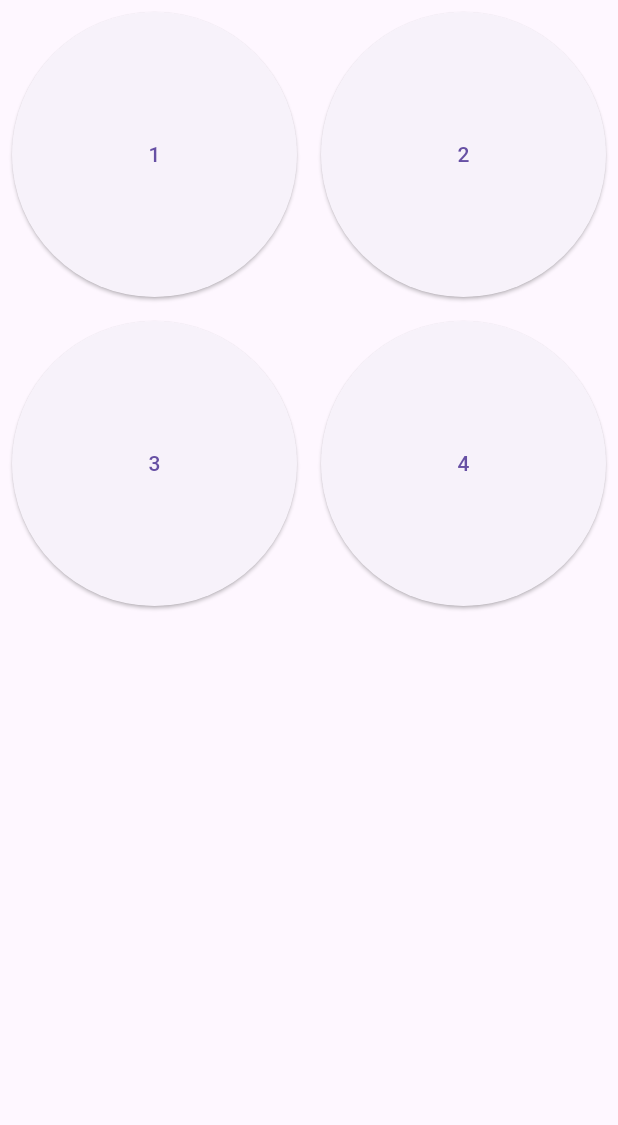
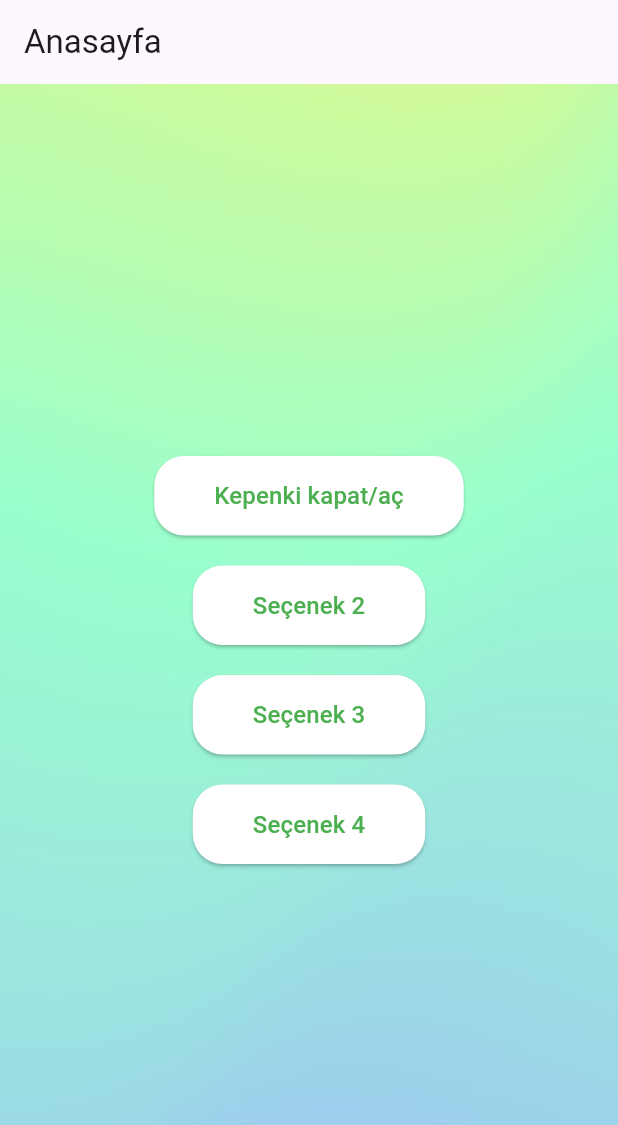
Before and after one commit to TalhaYolcu/remote-shutter-closer, a Flutter app: the screen it shows after launch, on a phone screen of 412 x 824 dp. Shown: the top 1125 px of the screen. Run offline on Flutter 3.47's test engine with Material 3 defaults, Android fonts, the phone set to English and light mode, and no system bars.

Commit message:
#edit-grid-buttons : edited grid buttons, home page has a nice ui now.

```diff
--- a/manageshopapp/lib/screens/homeScreen.dart
+++ b/manageshopapp/lib/screens/homeScreen.dart
@@ -1,38 +1,62 @@
 import 'package:flutter/material.dart';
 
 class HomeScreen extends StatefulWidget {
-  const HomeScreen({super.key});
-
   @override
-  State<HomeScreen> createState() => _HomeScreenState();
+  _HomeScreenState createState() => _HomeScreenState();
 }
 
 class _HomeScreenState extends State<HomeScreen> {
+  String _pressedButton = '';
+
   @override
   Widget build(BuildContext context) {
     return Scaffold(
-      body: Center(child: _buildButtonGrid(),),
+      appBar: AppBar(
+        title: Text('Anasayfa'),
+      ),
+      body: Container(
+        decoration: BoxDecoration(
+          image: DecorationImage(
+            image: AssetImage("assets/images/home-background.jpeg"),
+            fit: BoxFit.cover,
+          ),
+        ),
+        child: Center(
+          child: Column(
+            mainAxisAlignment: MainAxisAlignment.center,
+            children: [
+              _buildButton("Kepenki kapat/aç"),
+              SizedBox(height: 20),
+              _buildButton("Seçenek 2"),
+              SizedBox(height: 20),
+              _buildButton("Seçenek 3"),
+              SizedBox(height: 20),
+              _buildButton("Seçenek 4"),
+            ],
+          ),
+        ),
+      ),
     );
   }
 
-  Widget _buildButtonGrid() {
-    return GridView.count(
-      crossAxisCount: 2,
-      children: List.generate(
-        4,
-        (index) => _buildButton(index + 1),
+  Widget _buildButton(String label) {
+    return ElevatedButton(
+      onPressed: () {
+        setState(() {
+          _pressedButton = label;
+        });
+      },
+      style: ElevatedButton.styleFrom(
+        backgroundColor: Colors.white,
+        foregroundColor: Colors.green,
+        shape: RoundedRectangleBorder(
+          borderRadius: BorderRadius.circular(20),
+        ),
+        padding: EdgeInsets.symmetric(vertical: 15, horizontal: 40),
       ),
-    );
-  }
-   Widget _buildButton(int number) {
-    return Padding(
-      padding: const EdgeInsets.all(8.0),
-      child: ElevatedButton(
-        onPressed: () {
-          // Add functionality for button press
-          print('Button $number pressed');
-        },
-        child: Text('$number'),
+      child: Text(
+        label,
+        style: TextStyle(fontSize: 16),
       ),
     );
   }
```
Also changed, not shown: manageshopapp/assets/images/home-background.jpeg (added).
